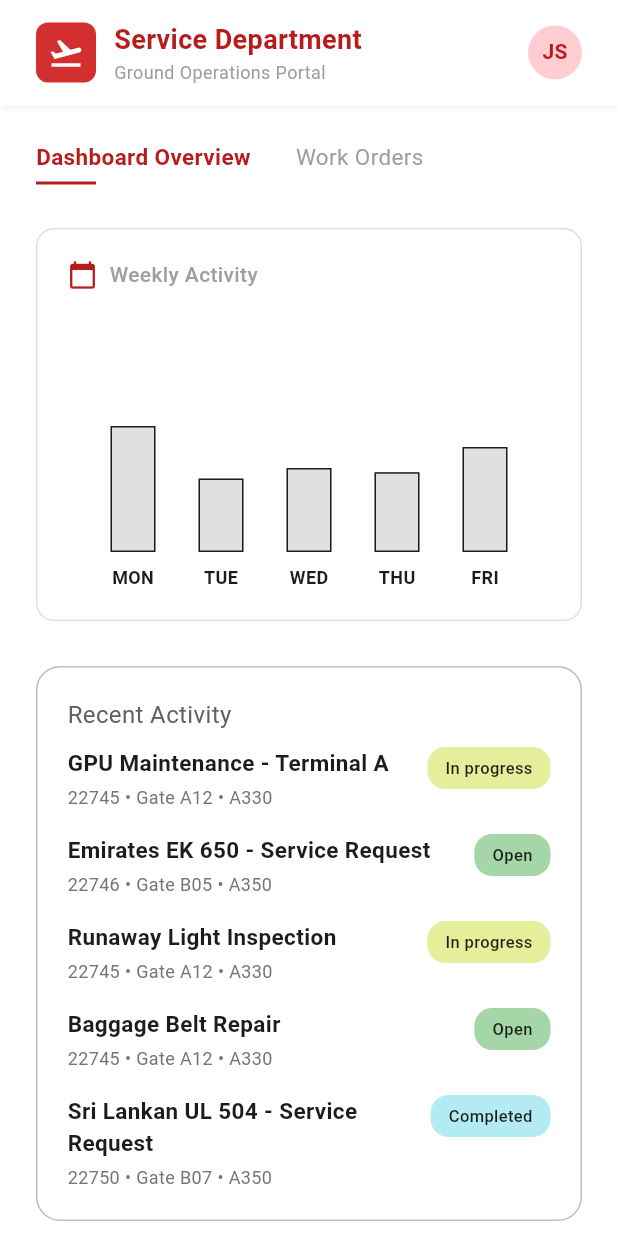
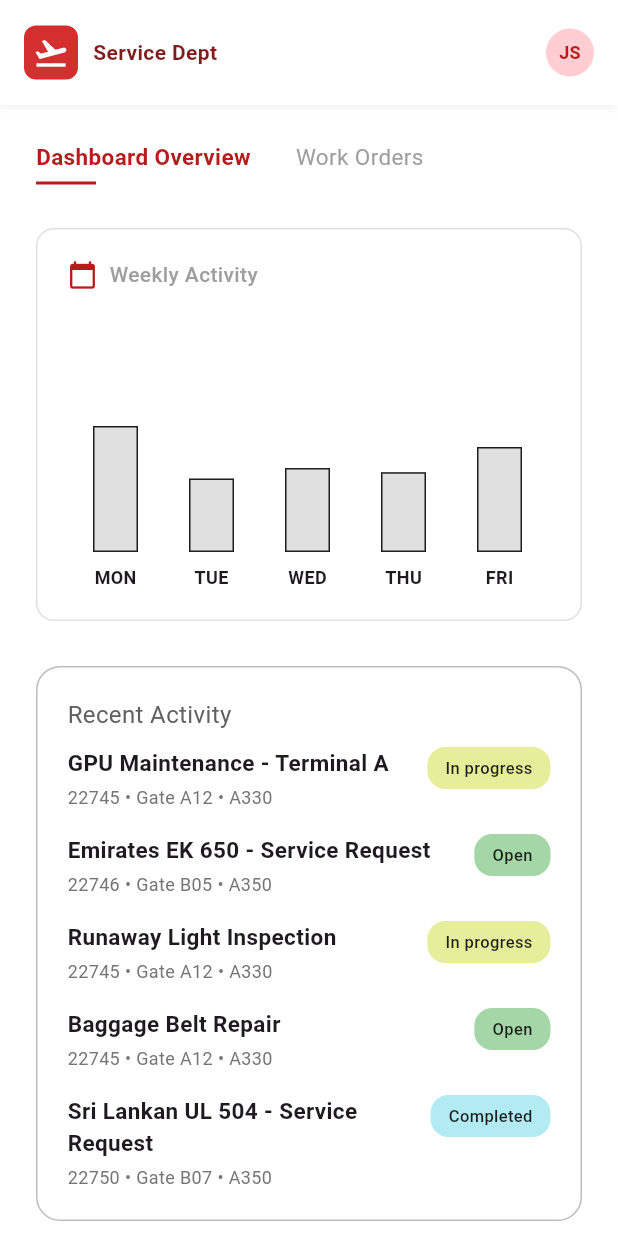
Before and after one commit to VismithaG/Airport-Ground-Operations-Platform, a Flutter app: the DashboardPage screen opened directly with empty values, scrolled down 576 dp, on a phone screen of 412 x 824 dp. Run offline on Flutter 3.47's test engine with Material 3 defaults, Android fonts, the phone set to English and light mode, and no system bars.

Commit message:
Added responsiveness and fixed errors

```diff
--- a/lib/pages/create_work_order/create_work_order_header.dart
+++ b/lib/pages/create_work_order/create_work_order_header.dart
@@ -5,7 +5,7 @@ class CreateWorkOrderHeader extends StatelessWidget {
   final VoidCallback onBack;
   final VoidCallback onPickImage;
 
-  const CreateWorkOrderHeader({Key? key, required this.workOrderNumber, required this.onBack, required this.onPickImage}) : super(key: key);
+  const CreateWorkOrderHeader({super.key, required this.workOrderNumber, required this.onBack, required this.onPickImage});
 
   @override
   Widget build(BuildContext context) {
@@ -22,7 +22,6 @@ class CreateWorkOrderHeader extends StatelessWidget {
                 children: const [
                   Text('Additional Service Work Order', style: TextStyle(fontSize: 20, fontWeight: FontWeight.bold, color: Color(0xFF7F1D1D))),
                   SizedBox(height: 4),
-                  Text('Based on Airport Service Department form template', style: TextStyle(color: Colors.grey)),
                 ],
               ),
             ],
--- a/lib/pages/create_work_order/create_work_order_page.dart
+++ b/lib/pages/create_work_order/create_work_order_page.dart
@@ -39,7 +39,7 @@ class CreateWorkOrderPage extends StatefulWidget {
   final VoidCallback onBack;
   final ValueChanged<WorkOrder> onSave;
 
-  const CreateWorkOrderPage({Key? key, required this.onBack, required this.onSave}) : super(key: key);
+  const CreateWorkOrderPage({super.key, required this.onBack, required this.onSave});
 
   @override
   State<CreateWorkOrderPage> createState() => _CreateWorkOrderPageState();
--- a/lib/pages/create_work_order/section_notes_and_actions.dart
+++ b/lib/pages/create_work_order/section_notes_and_actions.dart
@@ -5,7 +5,7 @@ class SectionNotesAndActions extends StatelessWidget {
   final VoidCallback onReset;
   final VoidCallback onSubmit;
 
-  const SectionNotesAndActions({Key? key, required this.notesCtl, required this.onReset, required this.onSubmit}) : super(key: key);
+  const SectionNotesAndActions({super.key, required this.notesCtl, required this.onReset, required this.onSubmit});
 
   @override
   Widget build(BuildContext context) {
--- a/lib/pages/create_work_order/section_services.dart
+++ b/lib/pages/create_work_order/section_services.dart
@@ -34,7 +34,7 @@ class SectionServices extends StatelessWidget {
   final void Function(String category, String service, bool checked) onToggle;
   final void Function(String service, int qty) onQuantityChanged;
 
-  const SectionServices({Key? key, required this.selected, required this.quantities, required this.onToggle, required this.onQuantityChanged}) : super(key: key);
+  const SectionServices({super.key, required this.selected, required this.quantities, required this.onToggle, required this.onQuantityChanged});
 
   @override
   Widget build(BuildContext context) {
--- a/lib/pages/dashboard.dart
+++ b/lib/pages/dashboard.dart
@@ -191,20 +191,33 @@ class _DashboardPageState extends State<DashboardPage> {
                   ],
                 ),
                 const SizedBox(height: 20),
-                SizedBox(
-                  height: 180,
-                  child: Row(
-                    crossAxisAlignment: CrossAxisAlignment.end,
-                    mainAxisAlignment: MainAxisAlignment.spaceEvenly,
-                    children: [
+                LayoutBuilder(builder: (ctx, chartConstraints) {
+                  final isNarrow = chartConstraints.maxWidth < 480;
+                  final bars = [
                     _buildBar("MON", 0.6),
                     _buildBar("TUE", 0.35),
                     _buildBar("WED", 0.4),
                     _buildBar("THU", 0.38),
                     _buildBar("FRI", 0.5),
-                    ],
+                  ];
+                  if (isNarrow) {
+                    return SizedBox(
+                      height: 180,
+                      child: SingleChildScrollView(
+                        scrollDirection: Axis.horizontal,
+                        child: Row(children: bars.map((b) => SizedBox(width: 64, child: b)).toList()),
                       ),
+                    );
+                  }
+                  return SizedBox(
+                    height: 180,
+                    child: Row(
+                      crossAxisAlignment: CrossAxisAlignment.end,
+                      mainAxisAlignment: MainAxisAlignment.spaceEvenly,
+                      children: bars,
                     ),
+                  );
+                }),
               ],
             ),
           ),
@@ -268,7 +281,7 @@ class _DashboardPageState extends State<DashboardPage> {
         color: Colors.white,
         borderRadius: BorderRadius.circular(30),
         boxShadow: [
-          BoxShadow(color: Colors.grey.withOpacity(0.1), spreadRadius: 1, blurRadius: 3, offset: const Offset(0, 1)),
+          BoxShadow(color: Colors.grey.withValues(alpha: 0.1), spreadRadius: 1, blurRadius: 3, offset: const Offset(0, 1)),
         ],
         border: Border.all(color: Colors.grey.shade200),
       ),
--- a/lib/pages/dashboardheader.dart
+++ b/lib/pages/dashboardheader.dart
@@ -28,48 +28,50 @@ class DashboardHeader extends StatelessWidget implements PreferredSizeWidget {
         .join()
         .toUpperCase();
 
+    return LayoutBuilder(builder: (context, constraints) {
+      final isCompact = constraints.maxWidth < 480;
       return Container(
         decoration: BoxDecoration(
           color: Colors.white,
           boxShadow: [
-          BoxShadow(color: Colors.black.withOpacity(0.05), blurRadius: 4, offset: const Offset(0, 2)),
+            BoxShadow(color: Colors.black.withValues(alpha: 0.05), blurRadius: 4, offset: const Offset(0, 2)),
           ],
         ),
         child: SafeArea(
           child: Padding(
-          padding: const EdgeInsets.symmetric(horizontal: 24.0),
+            padding: const EdgeInsets.symmetric(horizontal: 16.0),
             child: Row(
               mainAxisAlignment: MainAxisAlignment.spaceBetween,
               children: [
-              // -------- Left: Logo and Title --------
+                // Left: Logo and Title (compact on small screens)
                 Row(
                   children: [
                     // Logo Placeholder
-                  Image.network(
-                     // Using a placeholder that looks like the airline logo or a fallback icon
-                     'https://upload.wikimedia.org/wikipedia/en/thumb/9/9b/SriLankan_Airlines_Logo.svg/1200px-SriLankan_Airlines_Logo.svg.png',
-                     width: 40,
-                     errorBuilder: (context, error, stackTrace) => Container(
-                       width: 40, height: 40,
-                       decoration: BoxDecoration(color: Colors.red.shade700, borderRadius: BorderRadius.circular(8)),
+                    Container(
+                      width: isCompact ? 36 : 40,
+                      height: isCompact ? 36 : 40,
+                      decoration: BoxDecoration(
+                        borderRadius: BorderRadius.circular(8),
+                        color: Colors.red.shade700,
+                      ),
                       child: const Icon(Icons.flight_takeoff, color: Colors.white),
                     ),
-                  ),
-                  const SizedBox(width: 12),
+                    const SizedBox(width: 10),
                     Column(
                       crossAxisAlignment: CrossAxisAlignment.start,
                       mainAxisAlignment: MainAxisAlignment.center,
-                    children: const [
+                      children: [
                         Text(
-                        "Service Department",
+                          isCompact ? 'Service Dept' : 'Service Department',
                           style: TextStyle(
-                          color: Color(0xFFB71C1C), // Deep Red
-                          fontSize: 18,
+                            color: const Color(0xFF7F1D1D),
+                            fontSize: isCompact ? 14 : 18,
                             fontWeight: FontWeight.bold,
                           ),
                         ),
-                      Text(
-                        "Ground Operations Portal",
+                        if (!isCompact)
+                          const Text(
+                            'Ground Operations Portal',
                             style: TextStyle(color: Colors.grey, fontSize: 12),
                           ),
                       ],
@@ -77,20 +79,37 @@ class DashboardHeader extends StatelessWidget implements PreferredSizeWidget {
                   ],
                 ),
 
-              // -------- Right: User Avatar --------
+                // Right: User Avatar / compact menu
+                Row(
+                  children: [
+                    if (!isCompact)
+                      Padding(
+                        padding: const EdgeInsets.only(right: 8.0),
+                        child: Column(
+                          crossAxisAlignment: CrossAxisAlignment.end,
+                          mainAxisAlignment: MainAxisAlignment.center,
+                          children: [
+                            Text(user['name'] ?? 'User', style: const TextStyle(fontSize: 14, color: Colors.black87)),
+                            Text(user['role'] ?? '', style: const TextStyle(fontSize: 11, color: Colors.grey)),
+                          ],
+                        ),
+                      ),
                     CircleAvatar(
-                radius: 18,
+                      radius: isCompact ? 16 : 18,
                       backgroundColor: Colors.red.shade100,
                       child: Text(
                         initials,
-                  style: TextStyle(color: Colors.red.shade900, fontSize: 14, fontWeight: FontWeight.bold),
+                        style: TextStyle(color: Colors.red.shade900, fontSize: isCompact ? 12 : 14, fontWeight: FontWeight.bold),
                       ),
-              )
+                    ),
+                  ],
+                ),
               ],
             ),
           ),
         ),
       );
+    });
   }
 
   @override
--- a/lib/pages/newworkorders/new_work_order_form.dart
+++ b/lib/pages/newworkorders/new_work_order_form.dart
@@ -11,7 +11,7 @@ class NewWorkOrderForm extends StatefulWidget {
   final ValueChanged<model.WorkOrder> onSubmit;
   final VoidCallback? onCancel;
 
-  const NewWorkOrderForm({Key? key, required this.onSubmit, this.onCancel}) : super(key: key);
+  const NewWorkOrderForm({super.key, required this.onSubmit, this.onCancel});
 
   @override
   State<NewWorkOrderForm> createState() => _NewWorkOrderFormState();
@@ -168,11 +168,11 @@ class _NewWorkOrderFormState extends State<NewWorkOrderForm> {
                 const Text('Airport Service Department - Ground Operations', style: TextStyle(color: Colors.grey)),
               ]),
             ]),
-            Column(crossAxisAlignment: CrossAxisAlignment.end, children: [
+              Column(crossAxisAlignment: CrossAxisAlignment.end, children: [
               const Text('Work Order #', style: TextStyle(color: Colors.grey)),
               Text(workOrderNumber, style: const TextStyle(fontFamily: 'monospace', fontSize: 14)),
               const SizedBox(height: 4),
-              Text('${_selectedDate.toLocal().toString().split(' ')[0]}', style: const TextStyle(color: Colors.grey)),
+              Text(_selectedDate.toLocal().toString().split(' ')[0], style: const TextStyle(color: Colors.grey)),
             ]),
           ],
         ),
--- a/lib/pages/newworkorders/new_work_order_page.dart
+++ b/lib/pages/newworkorders/new_work_order_page.dart
@@ -48,7 +48,7 @@ class WorkOrder {
 class NewWorkOrderPage extends StatefulWidget {
   final VoidCallback? onBack;
 
-  const NewWorkOrderPage({Key? key, this.onBack}) : super(key: key);
+  const NewWorkOrderPage({super.key, this.onBack});
 
   @override
   State<NewWorkOrderPage> createState() => _NewWorkOrderPageState();
--- a/lib/pages/newworkorders/section_flight_info.dart
+++ b/lib/pages/newworkorders/section_flight_info.dart
@@ -56,7 +56,7 @@ class SectionFlightInfo extends StatelessWidget {
               SizedBox(
                 width: 200,
                 child: DropdownButtonFormField<String>(
-                  value: aircraftType.isEmpty ? null : aircraftType,
+                  initialValue: aircraftType.isEmpty ? null : aircraftType,
                   decoration: const InputDecoration(labelText: 'Aircraft Type'),
                   onChanged: (v) => onAircraftChanged(v ?? ''),
                   items: const [
@@ -88,7 +88,7 @@ class SectionFlightInfo extends StatelessWidget {
               SizedBox(
                 width: 240,
                 child: DropdownButtonFormField<String>(
-                  value: department,
+                  initialValue: department,
                   decoration: const InputDecoration(labelText: 'Department'),
                   onChanged: (v) => onDepartmentChanged(v ?? ''),
                   items: const [
@@ -103,7 +103,7 @@ class SectionFlightInfo extends StatelessWidget {
               SizedBox(
                 width: 200,
                 child: DropdownButtonFormField<String>(
-                  value: priority,
+                  initialValue: priority,
                   decoration: const InputDecoration(labelText: 'Priority Level'),
                   onChanged: (v) => onPriorityChanged(v ?? ''),
                   items: const [
--- a/lib/pages/newworkorders/section_services.dart
+++ b/lib/pages/newworkorders/section_services.dart
@@ -37,7 +37,7 @@ class SectionReview extends StatelessWidget {
 
   @override
   Widget build(BuildContext context) {
-    Widget _serviceSummaryTile(String service) {
+    Widget serviceSummaryTile(String service) {
       final qty = quantities[service];
       final note = notes[service];
       return Container(
@@ -77,7 +77,7 @@ class SectionReview extends StatelessWidget {
             const Text('Requested Services', style: TextStyle(fontWeight: FontWeight.w600)),
             const SizedBox(height: 8),
             if (selectedServices.isEmpty) const Text('No services selected', style: TextStyle(color: Colors.grey))
-            else Column(children: selectedServices.map((s) => _serviceSummaryTile(s)).toList()),
+            else Column(children: selectedServices.map((s) => serviceSummaryTile(s)).toList()),
             if (specialInstructions.isNotEmpty) ...[
               const SizedBox(height: 12),
               const Divider(),
```
Also changed, not shown: lib/pages/adminpanel.dart (+5 -4 lines), lib/pages/create_work_order/section_flight_info.dart (+17 -2 lines), lib/pages/loginpage.dart (+21 -12 lines). Lines whose indentation alone changed are shown as unchanged.
